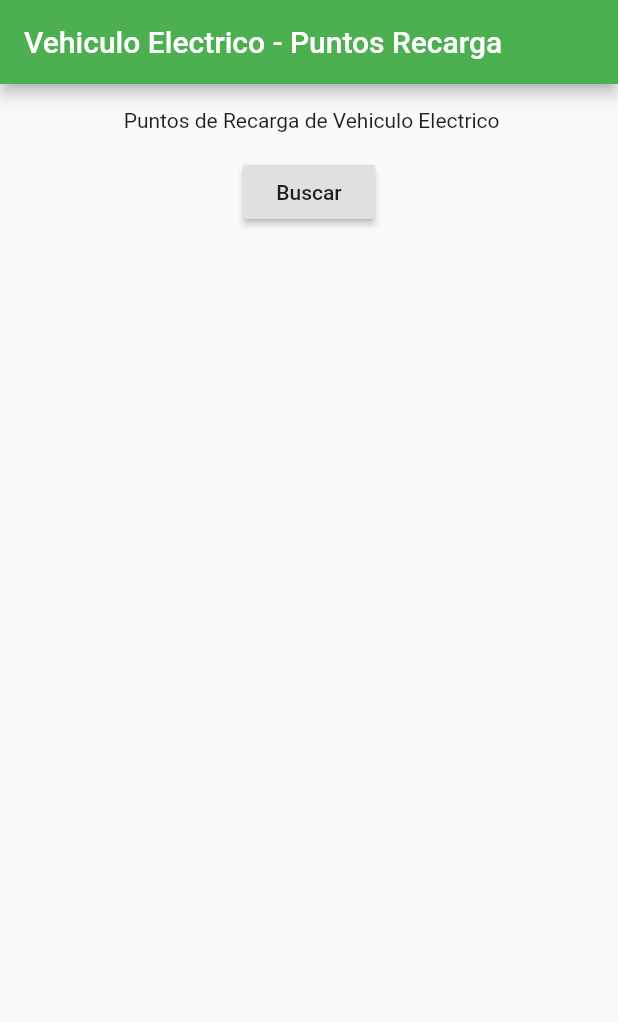
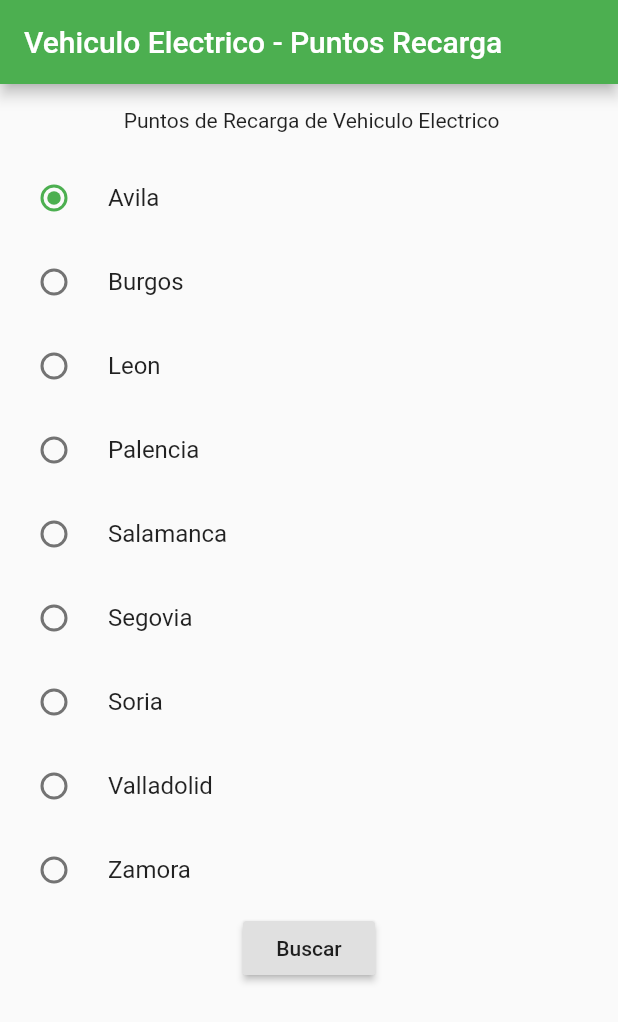
Before and after one commit to angeagu/demo_flutter, a Flutter app: the HomeScreen screen opened directly, on a phone screen of 412 x 824 dp. Shown: the top 1022 px of the screen. Run offline on Flutter 3.47's test engine with Material 2 defaults, Android fonts, the phone set to English and light mode, and no system bars; our stand-ins replace flutter_map, latlong.

Commit message:
Añadido selector de provincia y reworked del estilo de la lista del puntos.

```diff
--- a/lib/vehiculoelectrico/components/main.dart
+++ b/lib/vehiculoelectrico/components/main.dart
@@ -16,8 +16,22 @@ class MyApp extends StatelessWidget {
 
 class HomeScreen extends StatelessWidget {
 
+  var mapProvincias = {
+    'Avila': '05',
+    'Burgos': '09',
+    'Leon': '24',
+    'Palencia': '34',
+    'Salamanca': '37',
+    'Segovia': '40',
+    'Soria': '42',
+    'Valladolid': '47',
+    'Zamora': '49'
+  };
+  var _codigo;
+
   @override
   Widget build(BuildContext context) {
+    _codigo = this.mapProvincias['Avila'];
     return new Scaffold(
         appBar: AppBar(
         title: Text('Vehiculo Electrico - Puntos Recarga'),
@@ -34,11 +48,8 @@ class HomeScreen extends StatelessWidget {
               )
             ),
             Center(
-              child: RaisedButton(
-                child: Text('Buscar'),
-                onPressed: () {
-                  Navigator.push(context, MaterialPageRoute(builder: (context) => ListaPuntos(provincia: 'Palencia')));
-                }
+              child: Column(
+                  children: getRadioButtonsProvincias(context)
               )
             ),
           ]
@@ -47,4 +58,27 @@ class HomeScreen extends StatelessWidget {
     ),
     );
   }
+
+  List<Widget> getRadioButtonsProvincias(context) {
+    List<Widget> widgets = [];
+    this.mapProvincias.forEach((String provincia, String codigo) {
+      var boton = RadioListTile<String>(
+        title: Text(provincia),
+        value: codigo,
+        groupValue: _codigo,
+        onChanged: (String codigo) { _codigo = codigo;},
+      );
+      widgets.add(boton);
+    });
+    var botonBuscar = RaisedButton(
+        child: Text('Buscar'),
+        onPressed: () {
+          Navigator.push(context, MaterialPageRoute(builder: (context) => ListaPuntos(codigoPostal: _codigo)));
+        }
+    );
+    widgets.add(botonBuscar);
+    return widgets;
+  }
+
+
 }
```
Also changed, not shown: lib/vehiculoelectrico/views/lista_puntos.dart (+18 -10 lines).
